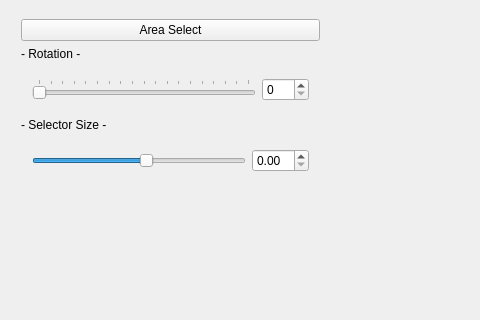
HWeigo/CashmereDetector, file CashmereDetector/CashmereDetector.ui: the form before one commit; both pictures show x 0 to 480 and y 224 to 544 of the 1355 by 788 pixel window.
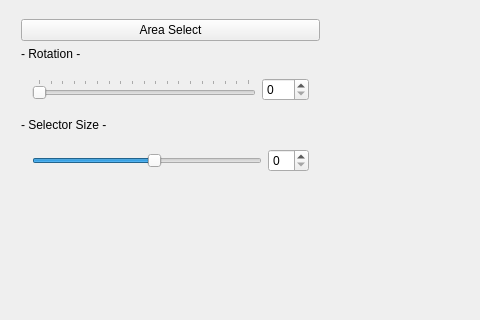
The form after the commit.

Patch:
```diff
--- a/CashmereDetector/CashmereDetector.ui
+++ b/CashmereDetector/CashmereDetector.ui
@@ -187,7 +187,7 @@
             </widget>
            </item>
            <item>
-            <widget class="QDoubleSpinBox" name="spin_selectorSize"/>
+            <widget class="QSpinBox" name="spin_selectorSize"/>
            </item>
           </layout>
          </widget>
```
